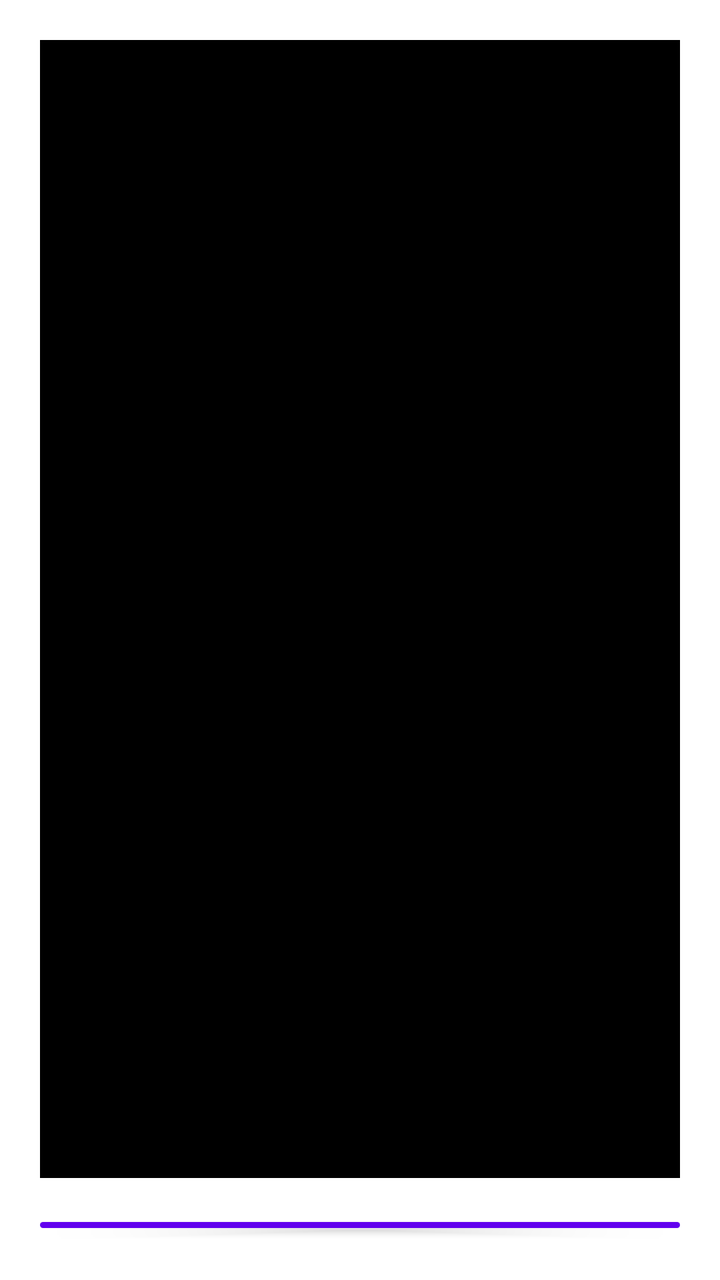
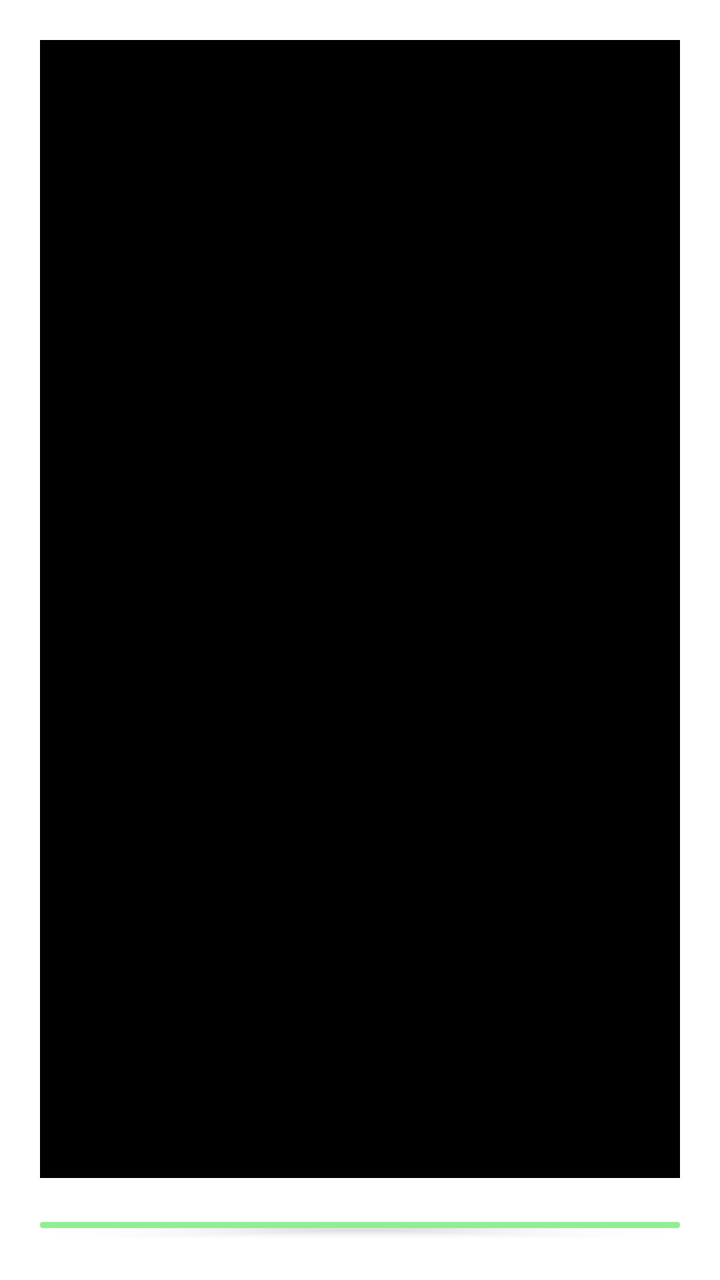

Screens rendered from an Android XML layout before and after an edit, with the pre-edit source and the edit as a unified diff.
<!-- AndroidManifest.xml: fallback theme Theme.MaterialComponents.DayNight.NoActionBar -->
<!-- res/layout/dialog_pick_crop_mode.xml -->
<?xml version="1.0" encoding="utf-8"?>
<LinearLayout xmlns:android="http://schemas.android.com/apk/res/android"
    xmlns:app="http://schemas.android.com/apk/res-auto"
    android:orientation="vertical"
    android:padding="20dp"
    android:layout_width="wrap_content"
    android:layout_height="wrap_content"
    android:background="@android:color/transparent">

    <androidx.constraintlayout.widget.ConstraintLayout
        android:layout_width="match_parent"
        android:layout_height="wrap_content">

        <ImageView
            android:id="@+id/thumb"
            android:layout_width="0dp"
            android:layout_height="0dp"
            android:scaleType="centerCrop"
            android:background="@android:color/black"
            app:layout_constraintTop_toTopOf="parent"
            app:layout_constraintStart_toStartOf="parent"
            app:layout_constraintEnd_toEndOf="parent"
            app:layout_constraintDimensionRatio="9:16"/>

    </androidx.constraintlayout.widget.ConstraintLayout>

    <Space android:layout_width="0dp" android:layout_height="16dp"/>

    <Button
        android:id="@+id/btnAuto"
        android:layout_width="match_parent"
        android:layout_height="wrap_content"
        android:text="자동 구도 생성"/>

    <Space android:layout_width="0dp" android:layout_height="8dp"/>

    <Button
        android:id="@+id/btnSot"
        android:layout_width="match_parent"
        android:layout_height="wrap_content"
        android:text="인물 선택 구도 생성(SOT)"/>
</LinearLayout>
<!-- resources referenced by this layout -->
<resources>

</resources>

<!-- the commit's change to res/layout/dialog_pick_crop_mode.xml (unified diff, before → after) -->
@@ -30,7 +30,9 @@
         android:id="@+id/btnAuto"
         android:layout_width="match_parent"
         android:layout_height="wrap_content"
-        android:text="자동 구도 생성"/>
+        android:text="@string/auto_crop"
+        android:backgroundTint="#90EE90"
+        android:textColor="@android:color/black"/>
 
     <Space android:layout_width="0dp" android:layout_height="8dp"/>
 
@@ -38,5 +40,7 @@
         android:id="@+id/btnSot"
         android:layout_width="match_parent"
         android:layout_height="wrap_content"
-        android:text="인물 선택 구도 생성(SOT)"/>
+        android:text="@string/manual_crop"
+        android:backgroundTint="#90EE90"
+        android:textColor="@android:color/black"/>
 </LinearLayout>
<!-- resource entries referenced after the edit -->
@@ -1,5 +1,6 @@
 <!-- resources referenced by this layout -->
 <resources>
-
+  <string name="auto_crop">자동 구도 생성</string>
+  <string name="manual_crop">인물 선택 구도 생성</string>
 </resources>
 
